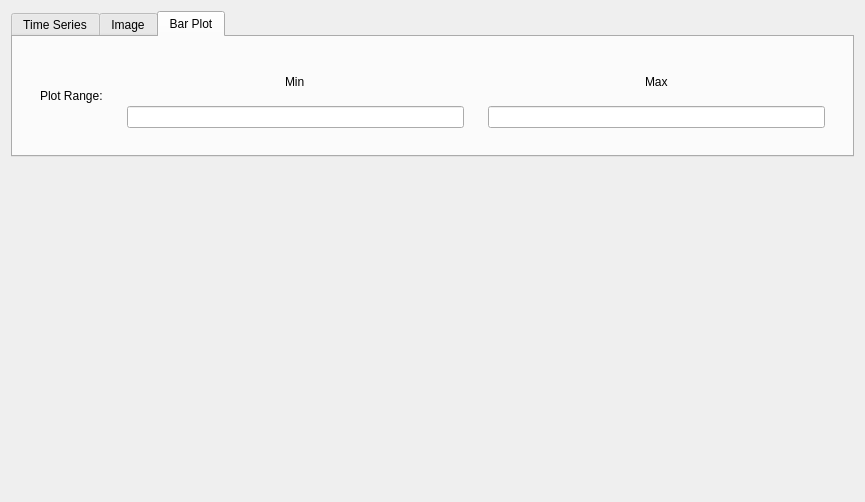
PhysioLabXR/PhysioLabXR-Community, file rena/ui/OptionsWindowPlotFormatWidget.ui: the form before one commit.
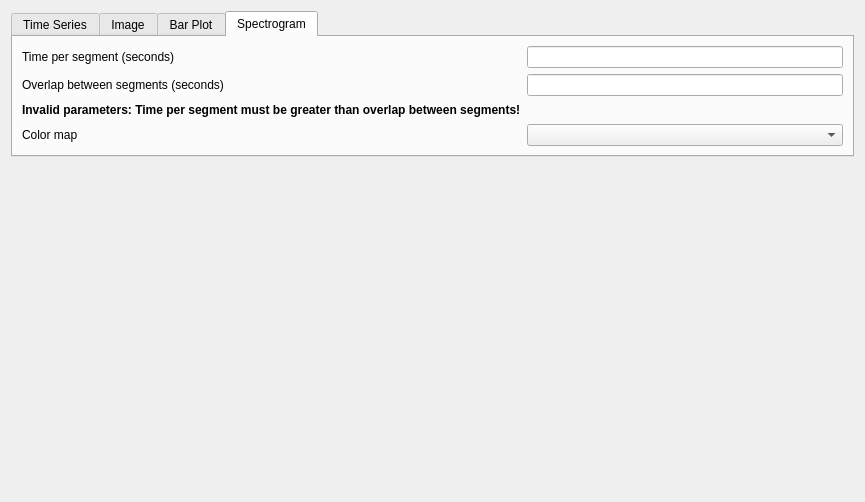
The form after the commit.

Commit message: add spectrogram params and cmap

```diff
--- a/rena/ui/OptionsWindowPlotFormatWidget.ui
+++ b/rena/ui/OptionsWindowPlotFormatWidget.ui
@@ -20,7 +20,7 @@
    <item alignment="Qt::AlignTop">
     <widget class="QTabWidget" name="plotFormatTabWidget">
      <property name="currentIndex">
-      <number>2</number>
+      <number>3</number>
      </property>
      <property name="iconSize">
       <size>
@@ -227,6 +227,56 @@
        </item>
       </layout>
      </widget>
+     <widget class="QWidget" name="tab">
+      <attribute name="title">
+       <string>Spectrogram</string>
+      </attribute>
+      <layout class="QGridLayout" name="gridLayout">
+       <item row="1" column="0">
+        <widget class="QLabel" name="label_11">
+         <property name="text">
+          <string>Time per segment (seconds)</string>
+         </property>
+        </widget>
+       </item>
+       <item row="2" column="0">
+        <widget class="QLabel" name="label_12">
+         <property name="text">
+          <string>Overlap between segments (seconds)</string>
+         </property>
+        </widget>
+       </item>
+       <item row="1" column="1">
+        <widget class="QLineEdit" name="line_edit_time_per_segments"/>
+       </item>
+       <item row="4" column="0">
+        <widget class="QLabel" name="label_13">
+         <property name="text">
+          <string>Color map</string>
+         </property>
+        </widget>
+       </item>
+       <item row="4" column="1">
+        <widget class="QComboBox" name="comboBox_spectrogram_cmap"/>
+       </item>
+       <item row="2" column="1">
+        <widget class="QLineEdit" name="line_edit_overlap_between_segments"/>
+       </item>
+       <item row="3" column="0">
+        <widget class="QLabel" name="label_invalid_spectrogram_param">
+         <property name="font">
+          <font>
+           <weight>75</weight>
+           <bold>true</bold>
+          </font>
+         </property>
+         <property name="text">
+          <string>Invalid parameters: Time per segment must be greater than overlap between segments!</string>
+         </property>
+        </widget>
+       </item>
+      </layout>
+     </widget>
     </widget>
    </item>
   </layout>
```
Left out of the diff: 6 changed lines with no effect on the pictures. The commit also changes 8 other files.
